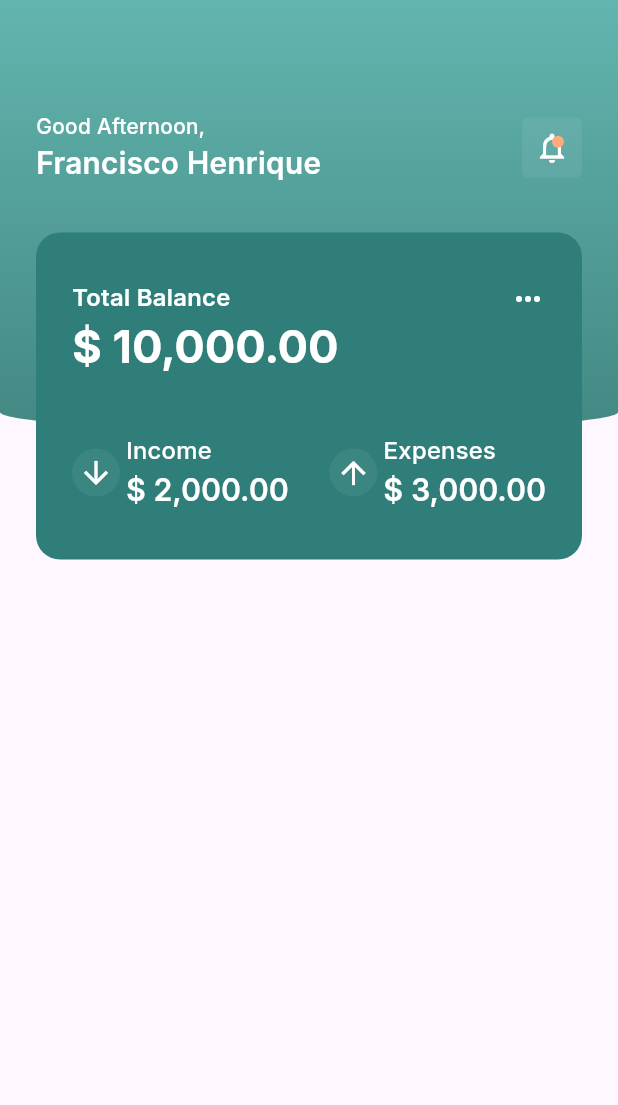
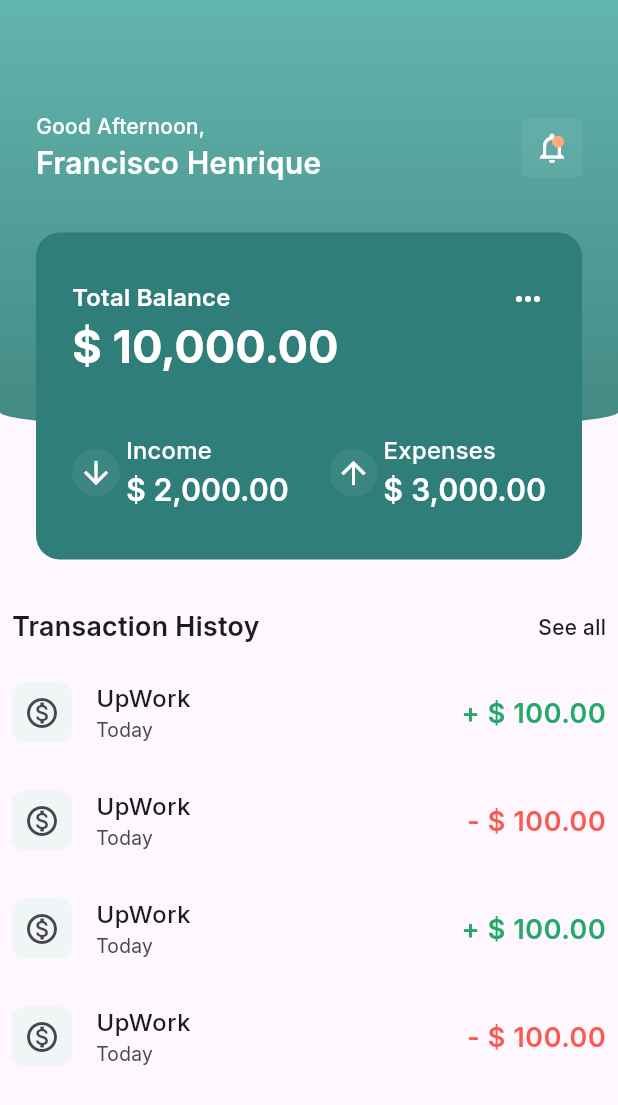
Before and after one commit to fco-henrique/money_app, a Flutter app: the HomePage screen opened directly, on a phone screen of 412 x 824 dp. Shown: the top 1105 px of the screen. Run offline on Flutter 3.47's test engine with Material 3 defaults, Android fonts, the phone set to English and light mode, and no system bars; our stand-ins replace firebase_auth, firebase_core, flutter_secure_storage, get_it; accounts and stored records are empty.

Commit message:
feat: add transaction history listview

```diff
--- a/lib/features/home/home_page.dart
+++ b/lib/features/home/home_page.dart
@@ -217,6 +217,69 @@ class _HomePageState extends State<HomePage> {
               ),
             ),
           ),
+          Positioned(
+            top: 397.h,
+            left: 0,
+            right: 0,
+            bottom: 0,
+            child: Column(
+              children: [
+                Padding(
+                  padding: EdgeInsets.all(8),
+                  child: Row(
+                    mainAxisAlignment: MainAxisAlignment.spaceBetween,
+                    children: [
+                      Text(
+                        "Transaction Histoy",
+                        style: AppTextStyles.mediumText18,
+                      ),
+                      Text(
+                        "See all",
+                        style: AppTextStyles.inputLabelText,
+                      ),
+                    ],
+                  ),
+                ),
+                Expanded(
+                  child: ListView.builder(
+                    physics: BouncingScrollPhysics(),
+                    padding: EdgeInsets.zero,
+                    itemCount: 4,
+                    itemBuilder: (context, index) {
+                      final color = index % 2 == 0 ? AppColors.income : AppColors.outcome;
+                      final value = index % 2 == 0 ? "+ \$ 100.00" : "- \$ 100.00";
+
+                      return ListTile(
+                        contentPadding: EdgeInsets.symmetric(horizontal: 8),
+                        leading: Container(
+                          decoration: BoxDecoration(
+                            color: AppColors.antiFlashWhite,
+                            borderRadius: BorderRadius.all(Radius.circular(8)),
+                          ),
+                          padding: EdgeInsets.all(8),
+                          child: Icon(
+                            Icons.monetization_on_outlined
+                          ),
+                        ),
+                        title: Text(
+                          "UpWork",
+                          style: AppTextStyles.mediumText16w500,
+                        ),
+                        subtitle: Text(
+                          "Today",
+                          style: AppTextStyles.smallText13,
+                        ),
+                        trailing: Text(
+                          value,
+                          style: AppTextStyles.mediumText18.apply(color: color),
+                        ),
+                      );
+                    },
+                  ),
+                )
+              ],
+            ),
+          )
         ],
       )
     );
```
